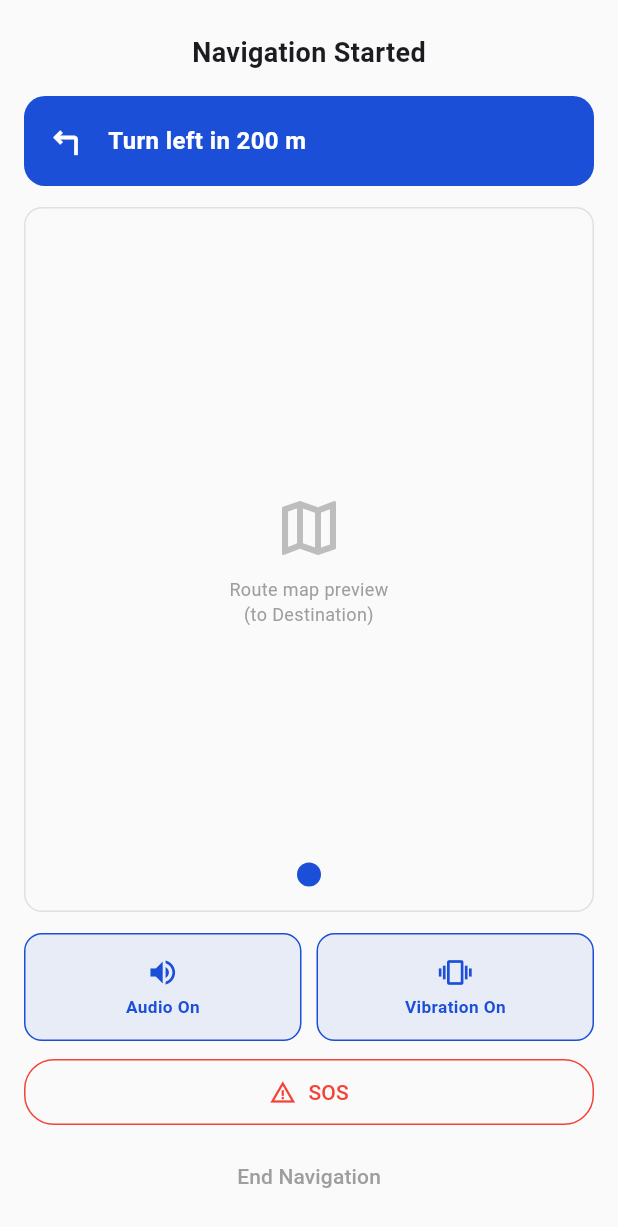
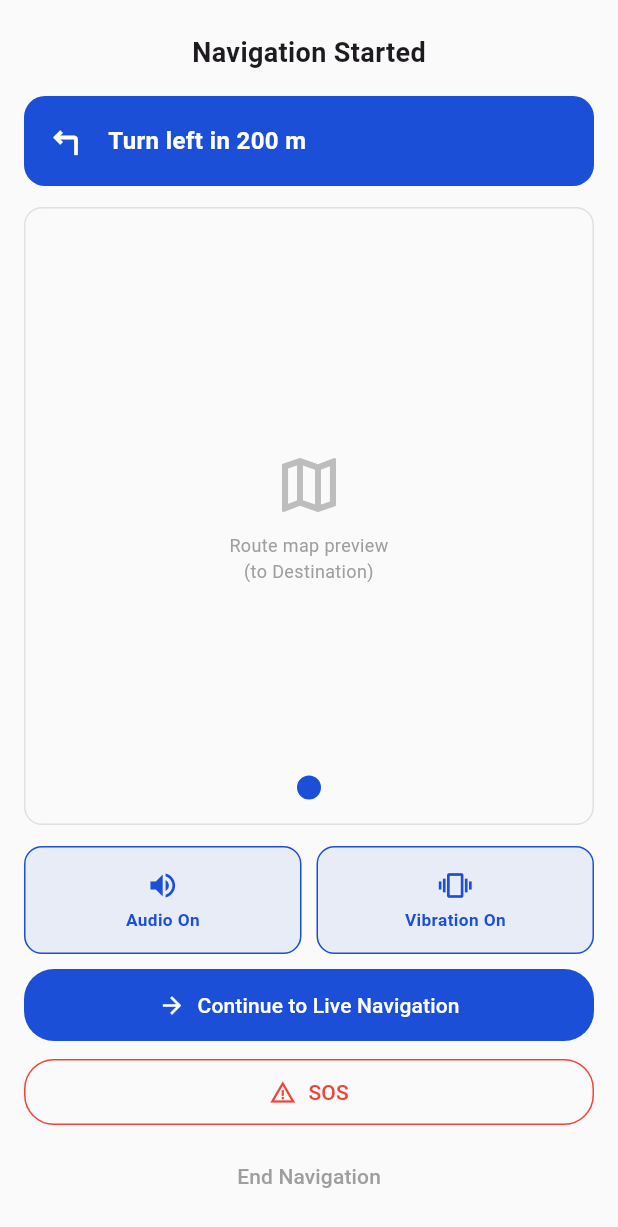
Before and after one commit to Radeesh1120000815/IT3060-WD04-NavAssist-App, a Flutter app: the RouteDetailsScreen screen opened by its route, after a tap on "Start Navigation", on a phone screen of 412 x 824 dp. Shown: the top 1227 px of the screen. Run offline on Flutter 3.47's test engine with Material 3 defaults, Android fonts, the phone set to English and light mode, and no system bars; our stand-ins replace cloud_firestore, firebase_auth, firebase_core, flutter_tts, go_router, speech_to_text and 1 more; accounts and stored records are empty; network calls fail.

Commit message:
Add handoff from Start Navigation to Member 2's Active Navigation

```diff
--- a/lib/router.dart
+++ b/lib/router.dart
@@ -5,6 +5,7 @@ import 'screens/home/results_screen.dart';
 import 'screens/home/route_options_screen.dart';
 import 'screens/home/route_details_screen.dart';
 import 'screens/home/start_navigation_screen.dart';
+import 'screens/voice/voice_routes.dart';
 
 final GoRouter appRouter = GoRouter(
   initialLocation: '/',
@@ -23,11 +24,11 @@ final GoRouter appRouter = GoRouter(
       final extra = state.extra as Map<String, dynamic>?;
       return RouteDetailsScreen(extra: extra);
     }),
-    GoRoute(path: '/navigate', builder: (context, state) {
+    GoRoute(path: '/navigate-start', builder: (context, state) {
       final extra = state.extra as Map<String, dynamic>?;
       return StartNavigationScreen(destinationData: extra);
     }),
-    // Member 2 will add: ...voiceRoutes,
+    ...voiceRoutes,
     // Member 3 will add their own safety routes similarly
   ],
 );
--- a/lib/screens/home/route_details_screen.dart
+++ b/lib/screens/home/route_details_screen.dart
@@ -187,7 +187,7 @@ class _RouteDetailsScreenState extends State<RouteDetailsScreen> {
                   onPressed: () async {
                     await _markReviewed(); // NEW — Update call before navigating
                     if (context.mounted) {
-                      context.push('/navigate', extra: {
+                      context.push('/navigate-start', extra: {
                         'destinationName': destinationName,
                         'distance': distance,
                         'time': time,
--- a/lib/screens/home/start_navigation_screen.dart
+++ b/lib/screens/home/start_navigation_screen.dart
@@ -22,7 +22,6 @@ class _StartNavigationScreenState extends State<StartNavigationScreen> {
   late String destinationName;
   final String nextInstruction = 'Turn left in 200 m';
 
-  // NEW — tracks the Firestore document ID for this navigation session
   String? _sessionDocId;
 
   @override
@@ -33,7 +32,7 @@ class _StartNavigationScreenState extends State<StartNavigationScreen> {
   }
 
   Future<void> _announceStart() async {
-    // NEW — CREATE: log the start of this navigation session
+    // CREATE: log the start of this navigation session
     try {
       _sessionDocId = await FirebaseService.addDocument('navigation_sessions', {
         'destinationName': destinationName,
@@ -56,7 +55,7 @@ class _StartNavigationScreenState extends State<StartNavigationScreen> {
     }
   }
 
-  // NEW — UPDATE: marks the session as ended
+  // UPDATE: marks the session as ended
   Future<void> _endSession() async {
     if (_sessionDocId == null) return;
     try {
@@ -194,6 +193,28 @@ class _StartNavigationScreenState extends State<StartNavigationScreen> {
               ),
               const SizedBox(height: 10),
 
+              // NEW — Continue to Member 2's live Active Navigation screen
+              SizedBox(
+                width: double.infinity,
+                child: ElevatedButton.icon(
+                  onPressed: () {
+                    context.push('/navigate', extra: {
+                      'destinationName': destinationName,
+                    });
+                  },
+                  icon: const Icon(Icons.arrow_forward),
+                  label: const Text('Continue to Live Navigation'),
+                  style: ElevatedButton.styleFrom(
+                    backgroundColor: primaryBlue,
+                    foregroundColor: Colors.white,
+                    padding: const EdgeInsets.symmetric(vertical: 14),
+                    shape: RoundedRectangleBorder(borderRadius: BorderRadius.circular(20)),
+                    elevation: 0,
+                  ),
+                ),
+              ),
+              const SizedBox(height: 10),
+
               // SOS button (kept visible during navigation)
               SizedBox(
                 width: double.infinity,
@@ -214,13 +235,13 @@ class _StartNavigationScreenState extends State<StartNavigationScreen> {
               ),
               const SizedBox(height: 8),
 
-              // End Navigation
+              // End Navigation — returns home
               SizedBox(
                 width: double.infinity,
                 child: TextButton(
                   onPressed: () async {
                     _tts.stop();
-                    await _endSession(); // NEW — Update call
+                    await _endSession();
                     if (context.mounted) context.go('/');
                   },
                   child: const Text('End Navigation', style: TextStyle(color: Colors.grey)),
```
